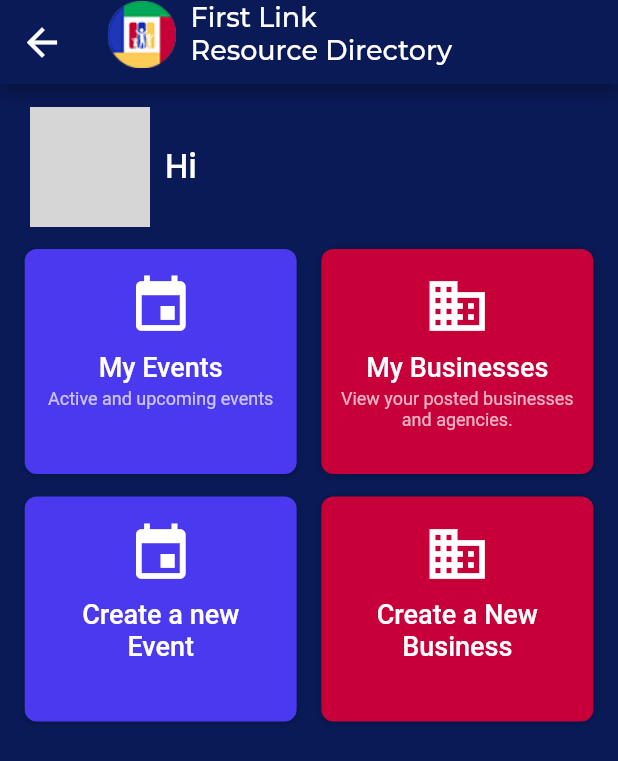
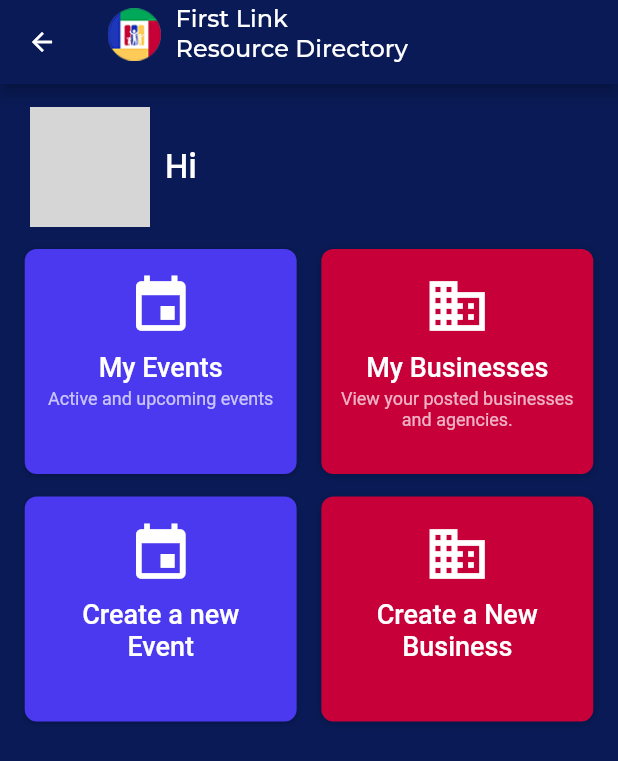
Before and after one commit to brian10201981/firstlinkv2, a Flutter app: the MainProfilePageWidget screen opened directly, on a phone screen of 412 x 824 dp. Shown: the top 761 px of the screen. Run offline on Flutter 3.47's test engine with Material 2 defaults, Android fonts, the phone set to English and light mode, and no system bars; drawn by our look-alikes of auto_size_text; our stand-ins replace built_collection, built_value, cloud_firestore, firebase_auth, firebase_core, firebase_storage and 10 more; missing offline and left inert: mime_type; accounts and stored records are empty; generated files the repository leaves out were written again; network calls fail; Roboto replaces fonts that are missing (Lexend Deca); grey boxes are pictures that could not be loaded.

Commit message:
Updating to latest FlutterFlow output.

```diff
--- a/lib/main_profile_page/main_profile_page_widget.dart
+++ b/lib/main_profile_page/main_profile_page_widget.dart
@@ -1,4 +1,5 @@
 import '../auth/auth_util.dart';
+import '../backend/backend.dart';
 import '../create_business1/create_business1_widget.dart';
 import '../flutter_flow/flutter_flow_icon_button.dart';
 import '../flutter_flow/flutter_flow_theme.dart';
@@ -24,6 +25,22 @@ class _MainProfilePageWidgetState extends State<MainProfilePageWidget> {
 
   @override
   Widget build(BuildContext context) {
+    return StreamBuilder<Users2Record>(
+      stream: Users2Record.getDocument(currentUserReference),
+      builder: (context, snapshot) {
+        // Customize what your widget looks like when it's loading.
+        if (!snapshot.hasData) {
+          return Center(
+            child: SizedBox(
+              width: 50,
+              height: 50,
+              child: CircularProgressIndicator(
+                color: Colors.white,
+              ),
+            ),
+          );
+        }
+        final mainProfilePageUsers2Record = snapshot.data;
         return Scaffold(
           key: scaffoldKey,
           appBar: AppBar(
@@ -39,11 +56,11 @@ class _MainProfilePageWidgetState extends State<MainProfilePageWidget> {
                     borderColor: Colors.transparent,
                     borderRadius: 30,
                     borderWidth: 0,
-                buttonSize: 50,
+                    buttonSize: 40,
                     icon: Icon(
                       Icons.arrow_back,
                       color: Colors.white,
-                  size: 30,
+                      size: 20,
                     ),
                     onPressed: () async {
                       Navigator.pop(context);
@@ -66,8 +83,8 @@ class _MainProfilePageWidgetState extends State<MainProfilePageWidget> {
                           padding: EdgeInsetsDirectional.fromSTEB(0, 0, 5, 0),
                           child: Image.asset(
                             'assets/images/50top.png',
-                        width: 45,
-                        height: 45,
+                            width: 35,
+                            height: 35,
                             fit: BoxFit.cover,
                           ),
                         )
@@ -86,7 +103,7 @@ class _MainProfilePageWidgetState extends State<MainProfilePageWidget> {
                             style: FlutterFlowTheme.title2.override(
                               fontFamily: 'Montserrat',
                               color: Colors.white,
-                          fontSize: 18,
+                              fontSize: 16,
                             ),
                           ),
                           Text(
@@ -94,7 +111,7 @@ class _MainProfilePageWidgetState extends State<MainProfilePageWidget> {
                             style: FlutterFlowTheme.title2.override(
                               fontFamily: 'Montserrat',
                               color: Colors.white,
-                          fontSize: 18,
+                              fontSize: 16,
                             ),
                           )
                         ],
@@ -129,7 +146,7 @@ class _MainProfilePageWidgetState extends State<MainProfilePageWidget> {
                               shape: BoxShape.circle,
                             ),
                             child: Image.network(
-                          'https://picsum.photos/seed/62/600',
+                              mainProfilePageUsers2Record.photoUrl,
                             ),
                           )
                         ],
@@ -155,13 +172,11 @@ class _MainProfilePageWidgetState extends State<MainProfilePageWidget> {
                           )
                         ],
                       ),
-                  AuthUserStreamWidget(
-                    child: Text(
-                      currentUserDisplayName,
+                      Text(
+                        mainProfilePageUsers2Record.firstName,
                         style: FlutterFlowTheme.title2.override(
                           fontFamily: 'Poppins',
                           color: Colors.white,
-                      ),
                         ),
                       )
                     ],
@@ -190,7 +205,8 @@ class _MainProfilePageWidgetState extends State<MainProfilePageWidget> {
                         mainAxisAlignment: MainAxisAlignment.center,
                         children: [
                           Padding(
-                        padding: EdgeInsetsDirectional.fromSTEB(0, 16, 0, 0),
+                            padding:
+                                EdgeInsetsDirectional.fromSTEB(0, 16, 0, 0),
                             child: Icon(
                               Icons.event,
                               color: Colors.white,
@@ -212,7 +228,8 @@ class _MainProfilePageWidgetState extends State<MainProfilePageWidget> {
                           ),
                           Expanded(
                             child: Padding(
-                          padding: EdgeInsetsDirectional.fromSTEB(8, 4, 8, 0),
+                              padding:
+                                  EdgeInsetsDirectional.fromSTEB(8, 4, 8, 0),
                               child: Text(
                                 'Active and upcoming events',
                                 textAlign: TextAlign.center,
@@ -245,7 +262,8 @@ class _MainProfilePageWidgetState extends State<MainProfilePageWidget> {
                         mainAxisSize: MainAxisSize.max,
                         children: [
                           Padding(
-                        padding: EdgeInsetsDirectional.fromSTEB(0, 16, 0, 0),
+                            padding:
+                                EdgeInsetsDirectional.fromSTEB(0, 16, 0, 0),
                             child: Icon(
                               Icons.business_sharp,
                               color: Colors.white,
@@ -267,7 +285,8 @@ class _MainProfilePageWidgetState extends State<MainProfilePageWidget> {
                           ),
                           Expanded(
                             child: Padding(
-                          padding: EdgeInsetsDirectional.fromSTEB(8, 4, 8, 0),
+                              padding:
+                                  EdgeInsetsDirectional.fromSTEB(8, 4, 8, 0),
                               child: Text(
                                 'View your posted businesses and agencies.',
                                 textAlign: TextAlign.center,
@@ -310,7 +329,8 @@ class _MainProfilePageWidgetState extends State<MainProfilePageWidget> {
                           crossAxisAlignment: CrossAxisAlignment.center,
                           children: [
                             Padding(
-                          padding: EdgeInsetsDirectional.fromSTEB(0, 16, 0, 0),
+                              padding:
+                                  EdgeInsetsDirectional.fromSTEB(0, 16, 0, 0),
                               child: Icon(
                                 Icons.event,
                                 color: Colors.white,
@@ -318,7 +338,8 @@ class _MainProfilePageWidgetState extends State<MainProfilePageWidget> {
                               ),
                             ),
                             Padding(
-                          padding: EdgeInsetsDirectional.fromSTEB(0, 8, 0, 0),
+                              padding:
+                                  EdgeInsetsDirectional.fromSTEB(0, 8, 0, 0),
                               child: AutoSizeText(
                                 'Create a new \nEvent',
                                 textAlign: TextAlign.center,
@@ -369,7 +390,8 @@ class _MainProfilePageWidgetState extends State<MainProfilePageWidget> {
                                 ),
                               ),
                               Padding(
-                            padding: EdgeInsetsDirectional.fromSTEB(0, 8, 0, 0),
+                                padding:
+                                    EdgeInsetsDirectional.fromSTEB(0, 8, 0, 0),
                                 child: AutoSizeText(
                                   'Create a New\nBusiness',
                                   textAlign: TextAlign.center,
@@ -392,5 +414,7 @@ class _MainProfilePageWidgetState extends State<MainProfilePageWidget> {
             ),
           ),
         );
+      },
+    );
   }
 }
```
Also changed, not shown: lib/login_page/login_page_widget.dart (+11 -14 lines), lib/main.dart (+0 -10 lines). Lines whose indentation alone changed are shown as unchanged.
